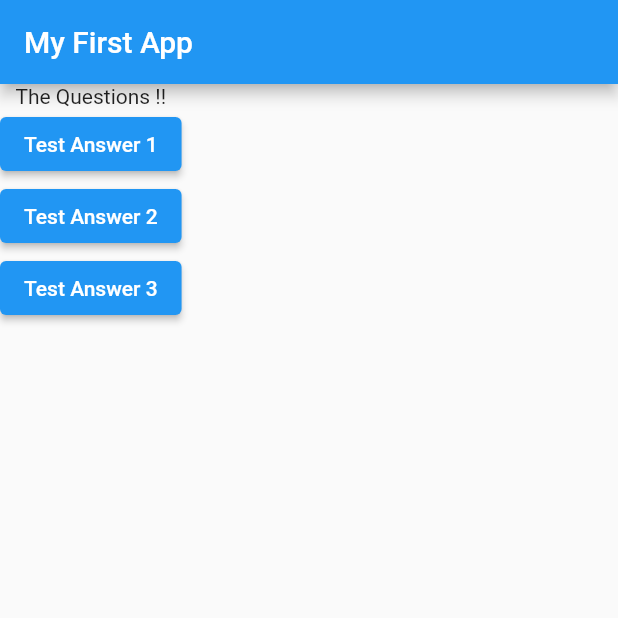
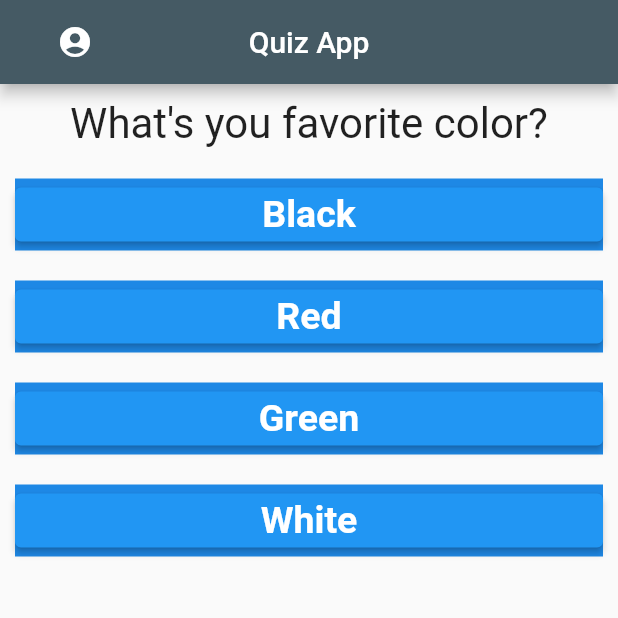
Before and after one commit to AbdelrahmanEhab20/quiz_app-flutter, a Flutter app: the screen it shows after launch, on a phone screen of 412 x 824 dp, the top half of it. Run offline on Flutter 3.47's test engine with Material 2 defaults, Android fonts, the phone set to English and light mode, and no system bars.

Commit message:
First app Done

```diff
--- /dev/null
+++ b/lib/answer.dart
@@ -0,0 +1,24 @@
+import 'package:flutter/material.dart';
+
+class Answer extends StatelessWidget {
+  final Function selectHandler;
+  final String answerText;
+
+  Answer(this.selectHandler, this.answerText);
+
+  @override
+  Widget build(BuildContext context) {
+    return Container(
+      margin: EdgeInsets.all(10),
+      color: Colors.blue[600],
+      width: double.infinity,
+      child: ElevatedButton(
+          child: Text(
+            answerText,
+            style: TextStyle(
+                fontWeight: FontWeight.bold, color: Colors.white, fontSize: 25),
+          ),
+          onPressed: selectHandler),
+    );
+  }
+}
--- a/lib/main.dart
+++ b/lib/main.dart
@@ -1,35 +1,95 @@
 import 'package:flutter/material.dart';
+
+import './question.dart';
+import './answer.dart';
+import './quiz.dart';
+import './result.dart';
 
 void main() {
   runApp(MyApp());
 }
 
-class MyApp extends StatelessWidget {
-  void answerQues() {
-    print('The Answer Chosen Successfully !');
+class MyApp extends StatefulWidget {
+  @override
+  State<StatefulWidget> createState() {
+    return _MyAppState();
+  }
+}
+
+class _MyAppState extends State<MyApp> {
+  final _questions = const [
+    //Making a map
+    {
+      'questionText': 'What\'s you favorite color?',
+      'answers': [
+        {'text': 'Black', 'score': 3},
+        {'text': 'Red', 'score': 2},
+        {'text': 'Green', 'score': 3},
+        {'text': 'White', 'score': 1},
+      ],
+    },
+    {
+      'questionText': 'What\'s your favorite animal',
+      'answers': [
+        {'text': 'Rabbit', 'score': 3},
+        {'text': 'Snake', 'score': 2},
+        {'text': 'Elephant', 'score': 2},
+        {'text': 'Lion', 'score': 1},
+      ],
+    },
+    {
+      'questionText': 'Who\'s your favorite team',
+      'answers': [
+        {'text': 'Al Ahly', 'score': 10},
+        {'text': 'Liverpool', 'score': 1},
+        {'text': 'Bayern', 'score': 2},
+        {'text': 'Madrid', 'score': 4},
+      ],
+    },
+  ];
+
+  var _questionIndex = 0;
+  var _totalScore = 0;
+
+  void _restartQuiz() {
+    setState(() {
+      _questionIndex = 0;
+      _totalScore = 0;
+    });
+  }
+
+  void _answerQues(int score) {
+    _totalScore += score;
+
+    setState(() {
+      _questionIndex = _questionIndex + 1;
+    });
+    print(_questionIndex);
   }
 
   @override
-  //Describes the part of the user interface represented by this widget.
+  //Describes the part of the user interface
+  //represented by this widget.
   Widget build(BuildContext context) {
-    var questions = [
-      'What\s you favorite Color?',
-      'What\s your favorite animal'
-    ];
     return MaterialApp(
       home: Scaffold(
-        appBar: AppBar(
-          title: Text("My First App"),
-        ),
-        body: Column(
-          children: [
-            Text("The Questions !!"),
-            ElevatedButton(child: Text('Test Answer 1'), onPressed: answerQues),
-            ElevatedButton(child: Text('Test Answer 2'), onPressed: answerQues),
-            ElevatedButton(child: Text('Test Answer 3'), onPressed: answerQues),
-          ],
-        ),
-      ),
+          appBar: AppBar(
+            /* leading takes in a widget and can
+           be assigned anything — text, an icon,
+           or even multiple widgets within a row.*/
+            leading: Icon(Icons.account_circle_rounded),
+            leadingWidth: 100,
+            title: Text("Quiz App"),
+            centerTitle: true,
+            backgroundColor: Colors.blueGrey[700],
+          ),
+          body: _questionIndex < _questions.length
+              ? Quiz(
+                  answerQues: _answerQues,
+                  questionIndex: _questionIndex,
+                  questions: _questions,
+                )
+              : Result(_totalScore, _restartQuiz)),
     );
   }
 }
--- /dev/null
+++ b/lib/question.dart
@@ -0,0 +1,22 @@
+import 'package:flutter/material.dart';
+
+class Question extends StatelessWidget {
+  final String questionText;
+
+  Question(this.questionText);
+
+  @override
+  Widget build(BuildContext context) {
+    return Container(
+      width: double.infinity,
+      margin: EdgeInsets.all(10),
+      child: Text(
+        questionText,
+        style: TextStyle(
+          fontSize: 28,
+        ),
+        textAlign: TextAlign.center,
+      ),
+    );
+  }
+}
--- /dev/null
+++ b/lib/quiz.dart
@@ -0,0 +1,26 @@
+import 'package:flutter/material.dart';
+import './question.dart';
+import './answer.dart';
+
+class Quiz extends StatelessWidget {
+  final Function answerQues;
+  final int questionIndex;
+  final List<Map<String, Object>> questions;
+
+  Quiz(
+      {@required this.answerQues,
+      @required this.questions,
+      @required this.questionIndex});
+  @override
+  Widget build(BuildContext context) {
+    return Column(
+      children: [
+        Question(questions[questionIndex]['questionText']),
+        ...(questions[questionIndex]['answers'] as List<Map<String, Object>>)
+            .map((answer) {
+          return Answer(() => answerQues(answer['score']), answer['text']);
+        }).toList()
+      ],
+    );
+  }
+}
```
Also changed, not shown: lib/result.dart (added, +46 -0 lines).
